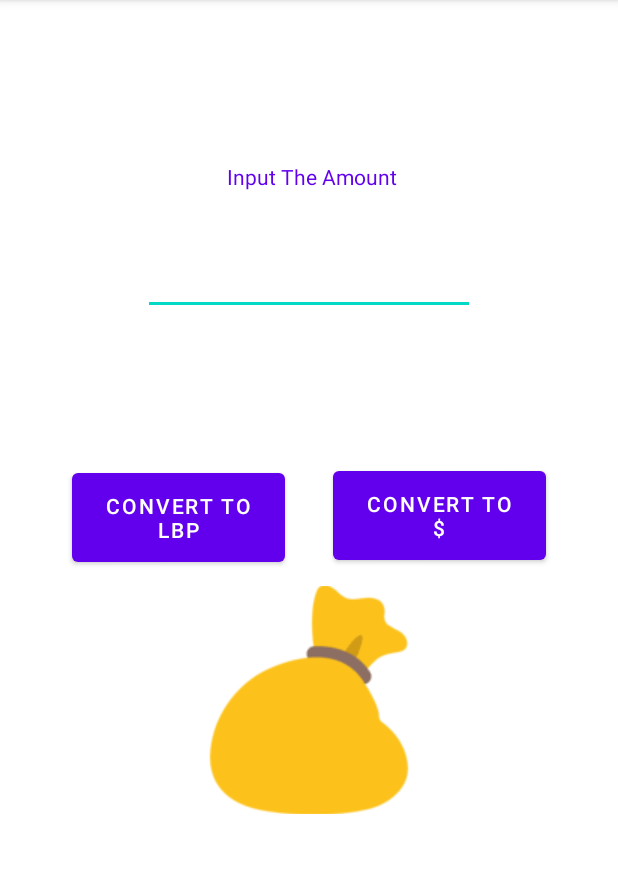
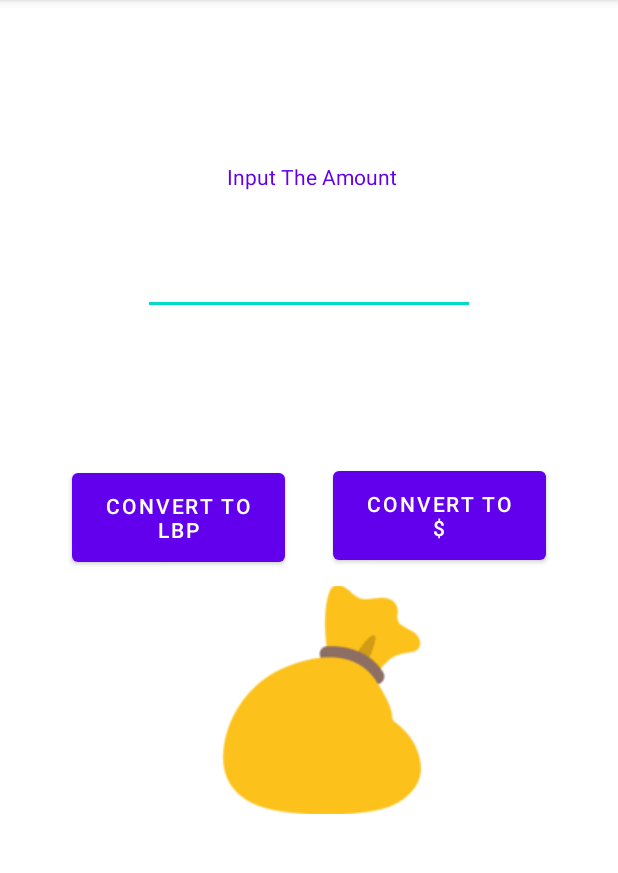
Before and after one commit to larissa-abboud/currency_converter_assignment1, an Android app: the screen it shows after launch (MainActivity), after a tap on "CONVERT TO LBP", on a phone screen of 412 x 824 dp, the part 84-957 px from its top. Run offline under Robolectric (Android 15) with nearby library versions, the phone set to English and light mode, and no system bars.

Commit message:
image animation added

```diff
--- a/csc498_assignment1_currency_converter/app/src/main/java/com/lausp/csc498_assignment1_currency_converter/MainActivity.java
+++ b/csc498_assignment1_currency_converter/app/src/main/java/com/lausp/csc498_assignment1_currency_converter/MainActivity.java
@@ -71,7 +71,7 @@ public class MainActivity extends AppCompatActivity {
             int amount = Integer.parseInt(addAmount.getText().toString());
             results = amount * 22000;
             String m = (String.valueOf(results)) + " LBP";
-            money_bag.animate().alpha(0).setDuration(2000);
+            money_bag.animate().alpha(0).setDuration(100);
 
             result.setText(m);
             Toast.makeText(getApplicationContext(), "successfully converted to lbp", Toast.LENGTH_SHORT).show();
@@ -80,6 +80,7 @@ public class MainActivity extends AppCompatActivity {
         else{
             Toast.makeText(getApplicationContext(), "invalid input", Toast.LENGTH_SHORT).show();
         }
+        money_bag.animate().alpha(1).setDuration(50);
     }
 
     public void convertToDollars(View v){
--- a/csc498_assignment1_currency_converter/app/src/main/res/layout/activity_main.xml
+++ b/csc498_assignment1_currency_converter/app/src/main/res/layout/activity_main.xml
@@ -88,6 +88,7 @@
         android:layout_marginBottom="207dp"
         app:layout_constraintBottom_toBottomOf="parent"
         app:layout_constraintEnd_toEndOf="parent"
+        app:layout_constraintHorizontal_bias="0.533"
         app:layout_constraintStart_toStartOf="parent"
         app:layout_constraintTop_toBottomOf="@+id/button2"
         app:layout_constraintVertical_bias="0.0"
```
